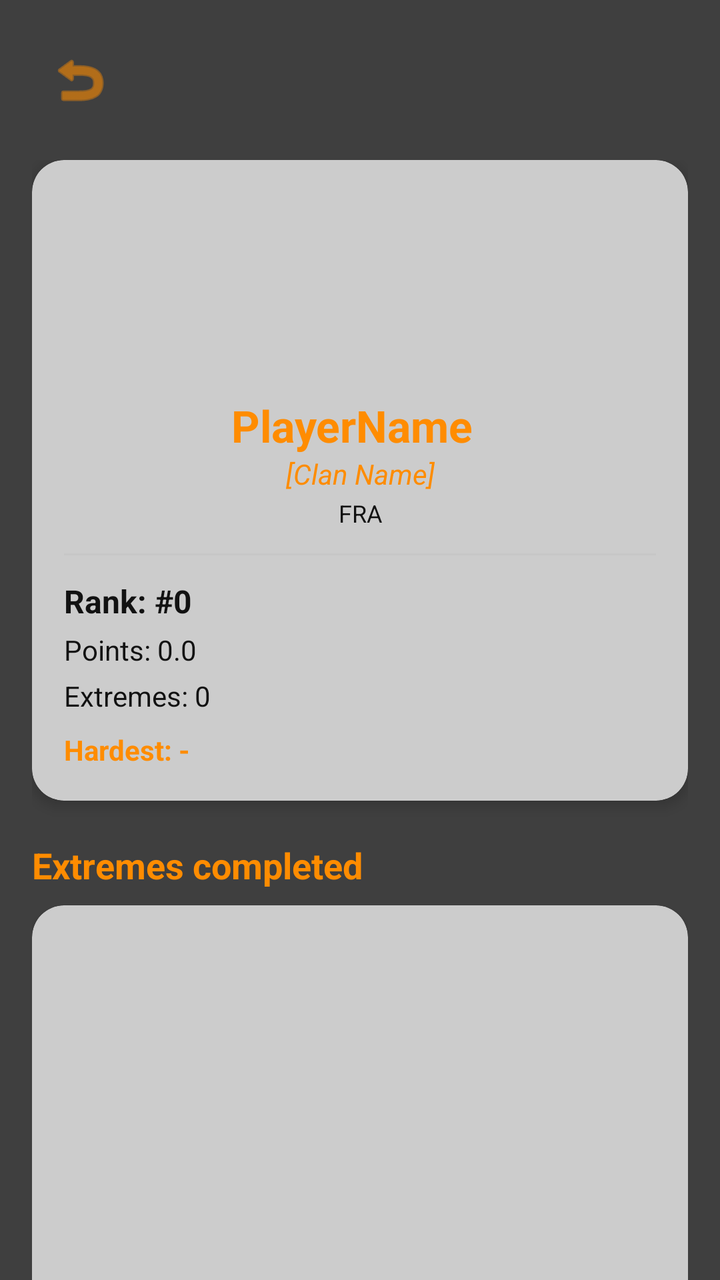
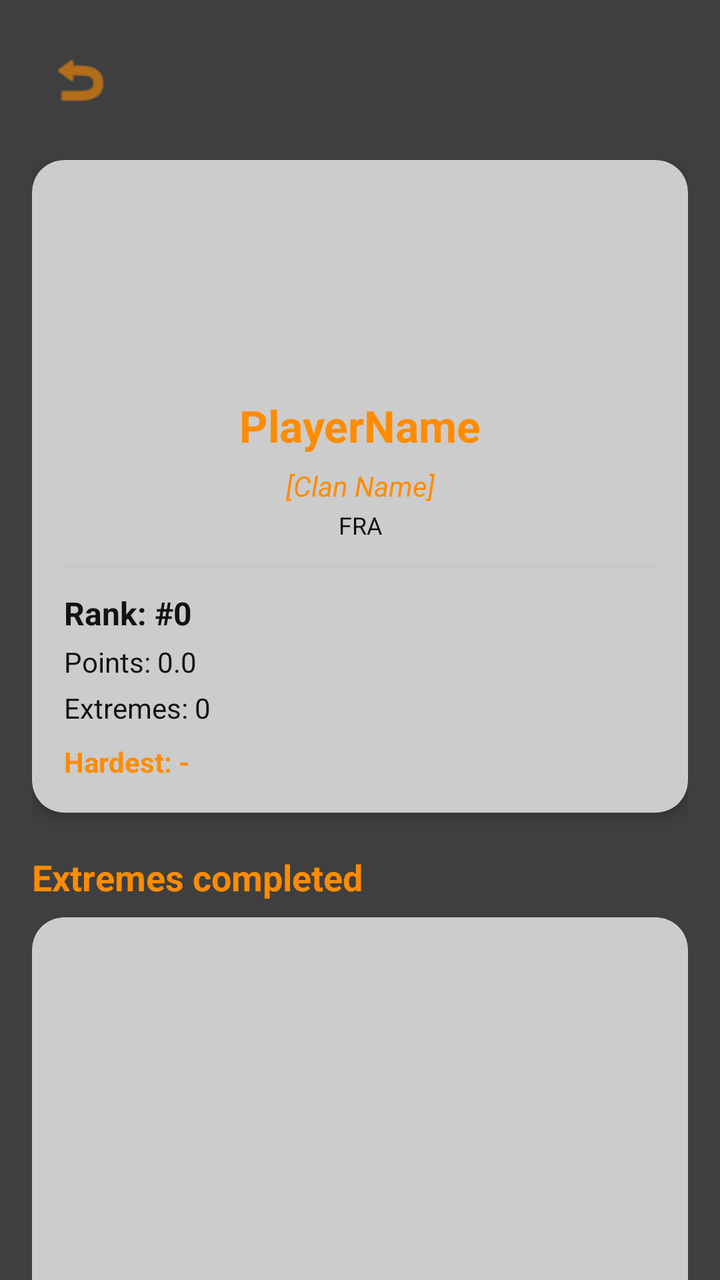

Before-and-after screenshots of an Android layout around one commit, followed by the original layout XML and the change that was made.
<!-- AndroidManifest.xml: application theme Theme.AREDLapp -->
<!-- res/layout/fragment_player_detail.xml -->
<?xml version="1.0" encoding="utf-8"?>
<androidx.constraintlayout.widget.ConstraintLayout xmlns:android="http://schemas.android.com/apk/res/android"
    xmlns:app="http://schemas.android.com/apk/res-auto"
    android:layout_width="match_parent"
    android:layout_height="match_parent">

    <ImageView
        android:id="@+id/player_background"
        android:layout_width="match_parent"
        android:layout_height="match_parent"
        android:scaleType="centerCrop" />

    <View
        android:layout_width="match_parent"
        android:layout_height="match_parent"
        android:background="#AA000000" />

    <ImageButton
        android:id="@+id/btn_back"
        android:layout_width="48dp"
        android:layout_height="48dp"
        android:layout_margin="16dp"
        android:background="?attr/selectableItemBackgroundBorderless"
        android:src="@android:drawable/ic_menu_revert"
        android:elevation="10dp"
        app:layout_constraintStart_toStartOf="parent"
        app:layout_constraintTop_toTopOf="parent"
        app:tint="?attr/colorPrimary" />

    <androidx.core.widget.NestedScrollView
        android:id="@+id/scroll_player_detail"
        android:layout_width="match_parent"
        android:layout_height="0dp"
        android:fillViewport="true"
        app:layout_constraintBottom_toBottomOf="parent"
        app:layout_constraintTop_toBottomOf="@id/btn_back">

        <LinearLayout
            android:layout_width="match_parent"
            android:layout_height="wrap_content"
            android:orientation="vertical"
            android:padding="16dp">

            <androidx.cardview.widget.CardView
                android:layout_width="match_parent"
                android:layout_height="wrap_content"
                app:cardBackgroundColor="?attr/colorSurface"
                app:cardCornerRadius="16dp"
                app:cardElevation="4dp">

                <androidx.constraintlayout.widget.ConstraintLayout
                    android:layout_width="match_parent"
                    android:layout_height="wrap_content"
                    android:padding="16dp">

                    <ImageView
                        android:id="@+id/detail_avatar"
                        android:layout_width="90dp"
                        android:layout_height="90dp"
                        app:layout_constraintEnd_toEndOf="parent"
                        app:layout_constraintStart_toStartOf="parent"
                        app:layout_constraintTop_toTopOf="parent" />

                    <LinearLayout
                        android:id="@+id/layout_name_container"
                        android:layout_width="wrap_content"
                        android:layout_height="wrap_content"
                        android:layout_marginTop="12dp"
                        android:gravity="center_vertical"
                        android:orientation="horizontal"
                        app:layout_constraintEnd_toEndOf="parent"
                        app:layout_constraintStart_toStartOf="parent"
                        app:layout_constraintTop_toBottomOf="@id/detail_avatar">

                        <TextView
                            android:id="@+id/detail_name"
                            android:layout_width="wrap_content"
                            android:layout_height="wrap_content"
                            android:textColor="?attr/colorPrimary"
                            android:textSize="22sp"
                            android:textStyle="bold"
                            android:text="PlayerName" />

                        <LinearLayout
                            android:id="@+id/detail_roles_container"
                            android:layout_width="wrap_content"
                            android:layout_height="wrap_content"
                            android:layout_marginStart="8dp"
                            android:orientation="horizontal" />
                    </LinearLayout>

                    <TextView
                        android:id="@+id/detail_clan"
                        android:layout_width="wrap_content"
                        android:layout_height="wrap_content"
                        android:textColor="?attr/colorPrimary"
                        android:textSize="14sp"
                        android:textStyle="italic"
                        app:layout_constraintEnd_toEndOf="parent"
                        app:layout_constraintStart_toStartOf="parent"
                        app:layout_constraintTop_toBottomOf="@id/layout_name_container"
                        android:text="[Clan Name]" />

                    <TextView
                        android:id="@+id/detail_country"
                        android:layout_width="wrap_content"
                        android:layout_height="wrap_content"
                        android:layout_marginTop="2dp"
                        android:textColor="?attr/android:textColorPrimary"
                        android:textSize="12sp"
                        app:layout_constraintEnd_toEndOf="parent"
                        app:layout_constraintStart_toStartOf="parent"
                        app:layout_constraintTop_toBottomOf="@id/detail_clan"
                        android:text="FRA" />

                    <View
                        android:id="@+id/divider"
                        android:layout_width="match_parent"
                        android:layout_height="1dp"
                        android:layout_marginTop="12dp"
                        android:background="?attr/android:dividerVertical"
                        android:alpha="0.2"
                        app:layout_constraintTop_toBottomOf="@id/detail_country" />

                    <TextView
                        android:id="@+id/detail_rank"
                        android:layout_width="wrap_content"
                        android:layout_height="wrap_content"
                        android:layout_marginTop="12dp"
                        android:textColor="?attr/android:textColorPrimary"
                        android:textSize="16sp"
                        android:textStyle="bold"
                        app:layout_constraintStart_toStartOf="parent"
                        app:layout_constraintTop_toBottomOf="@id/divider"
                        android:text="Rank: #0" />

                    <TextView
                        android:id="@+id/detail_points"
                        android:layout_width="wrap_content"
                        android:layout_height="wrap_content"
                        android:layout_marginTop="4dp"
                        android:textColor="?attr/android:textColorPrimary"
                        android:textSize="14sp"
                        app:layout_constraintStart_toStartOf="parent"
                        app:layout_constraintTop_toBottomOf="@id/detail_rank"
                        android:text="Points: 0.0" />

                    <TextView
                        android:id="@+id/detail_extreme_count"
                        android:layout_width="wrap_content"
                        android:layout_height="wrap_content"
                        android:layout_marginTop="4dp"
                        android:textColor="?attr/android:textColorPrimary"
                        android:textSize="14sp"
                        app:layout_constraintStart_toStartOf="parent"
                        app:layout_constraintTop_toBottomOf="@id/detail_points"
                        android:text="Extremes: 0" />

                    <TextView
                        android:id="@+id/detail_hardest"
                        android:layout_width="0dp"
                        android:layout_height="wrap_content"
                        android:layout_marginTop="8dp"
                        android:textColor="?attr/colorPrimary"
                        android:textStyle="bold"
                        android:textSize="14sp"
                        app:layout_constraintEnd_toEndOf="parent"
                        app:layout_constraintStart_toStartOf="parent"
                        app:layout_constraintTop_toBottomOf="@id/detail_extreme_count"
                        android:text="Hardest: -" />

                </androidx.constraintlayout.widget.ConstraintLayout>
            </androidx.cardview.widget.CardView>

            <TextView
                android:id="@+id/label_extremes"
                android:layout_width="wrap_content"
                android:layout_height="wrap_content"
                android:layout_marginTop="20dp"
                android:layout_marginBottom="8dp"
                android:text="Extremes completed"
                android:textColor="?attr/colorPrimary"
                android:textSize="18sp"
                android:textStyle="bold" />

            <androidx.cardview.widget.CardView
                android:layout_width="match_parent"
                android:layout_height="400dp"
                app:cardBackgroundColor="?attr/colorSurface"
                app:cardCornerRadius="16dp">

                <androidx.recyclerview.widget.RecyclerView
                    android:id="@+id/recycler_records"
                    android:layout_width="match_parent"
                    android:layout_height="match_parent"
                    android:padding="4dp" />
            </androidx.cardview.widget.CardView>

        </LinearLayout>
    </androidx.core.widget.NestedScrollView>

    <com.google.android.material.floatingactionbutton.FloatingActionButton
        android:id="@+id/fab_back_to_top"
        android:layout_width="wrap_content"
        android:layout_height="wrap_content"
        android:layout_margin="24dp"
        android:src="@android:drawable/ic_menu_upload"
        android:visibility="gone"
        app:backgroundTint="?attr/colorPrimary"
        app:layout_constraintBottom_toBottomOf="parent"
        app:layout_constraintEnd_toEndOf="parent"
        app:tint="@color/aredl_black" />

</androidx.constraintlayout.widget.ConstraintLayout>
<!-- resources referenced by this layout -->
<resources>
  <color name="aredl_black">#121212</color>
  <style name="Theme.AREDLapp" parent="Base.Theme.AREDLapp" />
  <style name="Base.Theme.AREDLapp" parent="Theme.Material3.DayNight.NoActionBar">
          <item name="colorPrimary">@color/aredl_orange</item>
          <item name="android:windowBackground">@color/app_background</item>
          <item name="android:textColorPrimary">@color/app_text_primary</item>
          <item name="android:textColorSecondary">@color/app_text_secondary</item>
          <item name="colorSurface">@color/app_surface</item>
          <item name="colorOnSurface">@color/app_text_primary</item>
          <item name="android:statusBarColor">@color/aredl_black</item>
      </style>
  <color name="aredl_orange">#FF8C00</color>
  <color name="app_background">#BDBDBD</color>
  <color name="app_text_primary">#121212</color>
  <color name="app_text_secondary">#424242</color>
  <color name="app_surface">#CCCCCC</color>
</resources>

<!-- the commit's change to res/layout/fragment_player_detail.xml (unified diff, before → after) -->
@@ -66,8 +66,8 @@
                         android:layout_width="wrap_content"
                         android:layout_height="wrap_content"
                         android:layout_marginTop="12dp"
-                        android:gravity="center_vertical"
-                        android:orientation="horizontal"
+                        android:gravity="center_horizontal"
+                        android:orientation="vertical"
                         app:layout_constraintEnd_toEndOf="parent"
                         app:layout_constraintStart_toStartOf="parent"
                         app:layout_constraintTop_toBottomOf="@id/detail_avatar">
@@ -85,7 +85,7 @@
                             android:id="@+id/detail_roles_container"
                             android:layout_width="wrap_content"
                             android:layout_height="wrap_content"
-                            android:layout_marginStart="8dp"
+                            android:layout_marginTop="6dp"
                             android:orientation="horizontal" />
                     </LinearLayout>
 
